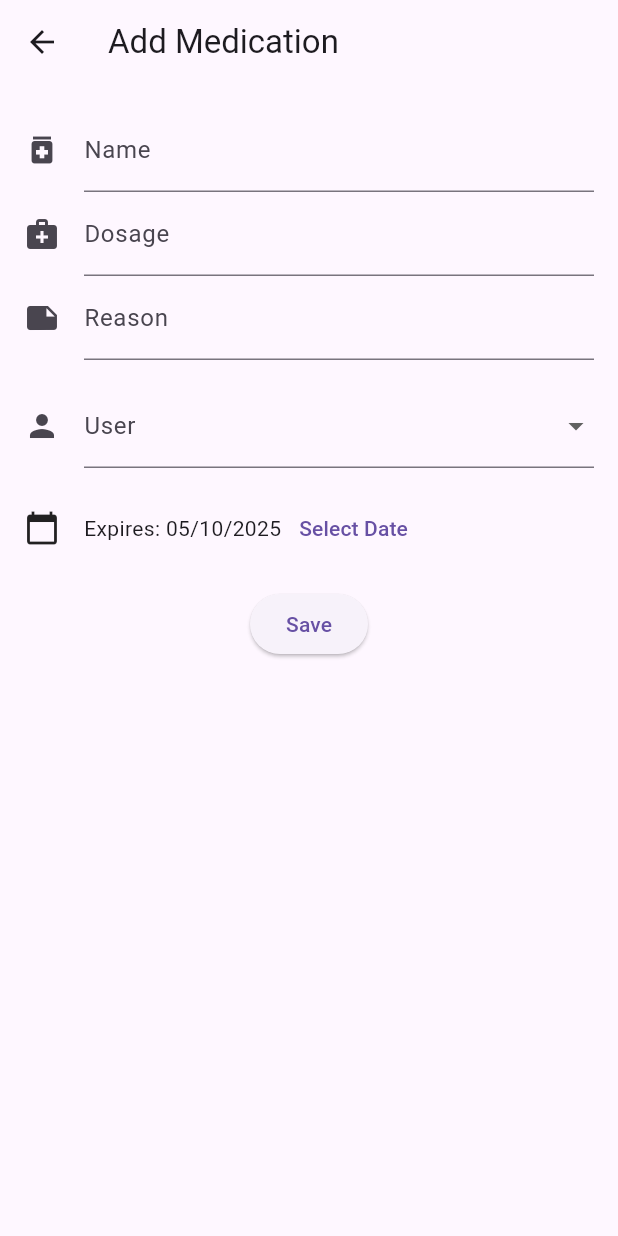
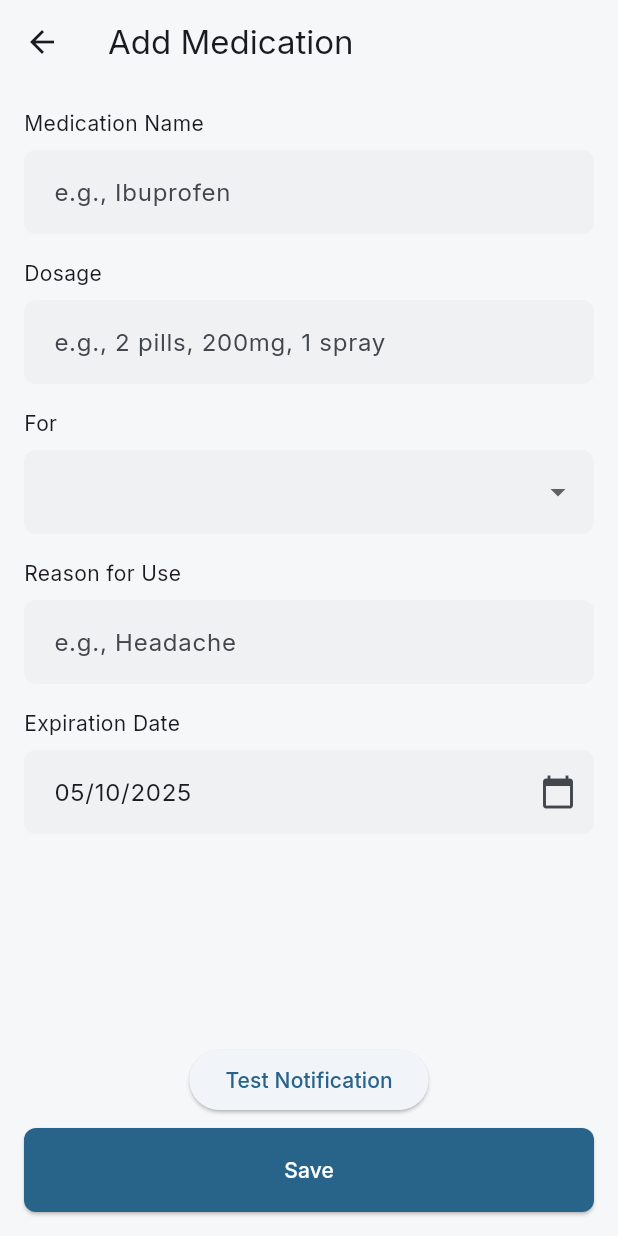
Before and after one commit to tangly/kura, a Flutter app: the screen it shows after launch, after a tap on the "add" icon, on a phone screen of 412 x 824 dp. Run offline on Flutter 3.47's test engine with Material 3 defaults, Android fonts, the light colour scheme and no system bars; our stand-ins replace equatable, flutter_local_notifications, flutter_riverpod, google_fonts, hive, hive_flutter and 1 more; accounts and stored records are empty.

Commit message:
new styles applied

```diff
--- a/lib/main.dart
+++ b/lib/main.dart
@@ -1,6 +1,7 @@
 import 'package:flutter/material.dart';
 import 'package:flutter_local_notifications/flutter_local_notifications.dart';
 import 'package:flutter_riverpod/flutter_riverpod.dart';
+import 'package:google_fonts/google_fonts.dart';
 import 'package:hive_flutter/hive_flutter.dart';
 import 'package:kura/src/models/medication.dart';
 import 'package:kura/src/models/user.dart';
@@ -21,11 +22,46 @@ class MyApp extends StatelessWidget {
 
   @override
   Widget build(BuildContext context) {
+    const primaryColor = Color(0xFF1193d4);
+
+    final lightTheme = ThemeData.light(useMaterial3: true).copyWith(
+      colorScheme: ColorScheme.fromSeed(
+        seedColor: primaryColor,
+        surface: const Color(0xFFf6f7f8),
+      ),
+      scaffoldBackgroundColor: const Color(0xFFf6f7f8),
+      textTheme: GoogleFonts.interTextTheme(),
+      cardTheme: CardThemeData(
+        shape: RoundedRectangleBorder(
+          borderRadius: BorderRadius.circular(12),
+        ),
+        color: Colors.white,
+      ),
+    );
+
+    final darkTheme = ThemeData.dark(useMaterial3: true).copyWith(
+      colorScheme: ColorScheme.fromSeed(
+        seedColor: primaryColor,
+        brightness: Brightness.dark,
+        surface: const Color(0xFF101c22),
+      ),
+      scaffoldBackgroundColor: const Color(0xFF101c22),
+      textTheme: GoogleFonts.interTextTheme(
+        ThemeData(brightness: Brightness.dark).textTheme,
+      ),
+      cardTheme: CardThemeData(
+        shape: RoundedRectangleBorder(
+          borderRadius: BorderRadius.circular(12),
+        ),
+        color: const Color(0x80111827), // background-dark-900 with 50% opacity
+      ),
+    );
+
     return MaterialApp(
       title: 'Medication Manager',
-      theme: ThemeData(
-        primarySwatch: Colors.blue,
-      ),
+      theme: lightTheme,
+      darkTheme: darkTheme,
+      themeMode: ThemeMode.system,
       home: const MedicationListScreen(),
     );
   }
--- a/lib/src/services/notification_service.dart
+++ b/lib/src/services/notification_service.dart
@@ -1,3 +1,5 @@
+import 'package:kura/src/models/medication.dart';
+
 abstract class NotificationService {
   Future<void> init();
   Future<void> scheduleNotification({
@@ -8,4 +10,5 @@ abstract class NotificationService {
   });
   Future<void> cancelNotification(int id);
   Future<void> cancelAllNotificationsForMedication(int medicationId);
+  Future<void> scheduleNotificationsForMedication(Medication medication);
 }
--- a/lib/src/services/notification_service_impl.dart
+++ b/lib/src/services/notification_service_impl.dart
@@ -1,3 +1,4 @@
+import 'package:kura/src/models/medication.dart';
 import 'package:flutter_local_notifications/flutter_local_notifications.dart';
 import 'package:kura/src/services/notification_service.dart';
 import 'package:timezone/data/latest.dart' as tz;
@@ -66,4 +67,21 @@ class NotificationServiceImpl extends NotificationService {
       await cancelNotification(medicationId * 100 + days);
     }
   }
+
+  @override
+  Future<void> scheduleNotificationsForMedication(Medication medication) async {
+    await cancelAllNotificationsForMedication(medication.id!);
+    final notificationDays = [30, 15, 7, 3, 1];
+    for (final days in notificationDays) {
+      final scheduledDate = medication.expirationDate.subtract(Duration(days: days));
+      if (scheduledDate.isAfter(DateTime.now())) {
+        await scheduleNotification(
+          id: medication.id! * 100 + days,
+          title: 'Medication Expiration',
+          body: '${medication.name} will expire in $days days.',
+          scheduledDate: scheduledDate,
+        );
+      }
+    }
+  }
 }
--- a/lib/src/views/add_edit_medication_screen.dart
+++ b/lib/src/views/add_edit_medication_screen.dart
@@ -21,6 +21,7 @@ class _AddEditMedicationScreenState
   late final TextEditingController _nameController;
   late final TextEditingController _dosageController;
   late final TextEditingController _reasonController;
+  late final TextEditingController _expirationDateController;
   late DateTime _expirationDate;
   Medication? _medication;
   User? _selectedUser;
@@ -38,6 +39,8 @@ class _AddEditMedicationScreenState
     _dosageController = TextEditingController(text: _medication?.dosage);
     _reasonController = TextEditingController(text: _medication?.reason);
     _expirationDate = _medication?.expirationDate ?? DateTime.now();
+    _expirationDateController = TextEditingController(
+        text: DateFormat('dd/MM/yyyy').format(_expirationDate));
     _selectedUser = _medication?.user;
   }
 
@@ -46,6 +49,7 @@ class _AddEditMedicationScreenState
     _nameController.dispose();
     _dosageController.dispose();
     _reasonController.dispose();
+    _expirationDateController.dispose();
     super.dispose();
   }
 
@@ -59,6 +63,8 @@ class _AddEditMedicationScreenState
     if (picked != null && picked != _expirationDate) {
       setState(() {
         _expirationDate = picked;
+        _expirationDateController.text =
+            DateFormat('dd/MM/yyyy').format(_expirationDate);
       });
     }
   }
@@ -83,20 +89,8 @@ class _AddEditMedicationScreenState
       }
 
       final notificationService = ref.read(notificationServiceProvider);
-      await notificationService.cancelAllNotificationsForMedication(medication.id!);
-      final notificationDays = [30, 15, 7, 3, 1];
-      for (final days in notificationDays) {
-        final scheduledDate = _expirationDate.subtract(Duration(days: days));
-        if (scheduledDate.isAfter(DateTime.now())) {
-          await notificationService.scheduleNotification(
-            id: medication.id! * 100 + days,
-            title: 'Medication Expiration',
-            body: '${medication.name} will expire in $days days.',
-            scheduledDate: scheduledDate,
-          );
-        }
-      }
-      await ref.refresh(medicationListProvider.future);
+      await notificationService.scheduleNotificationsForMedication(medication);
+      final _ = await ref.refresh(medicationListProvider.future);
       if (mounted) {
         Navigator.of(context).pop();
       }
@@ -125,7 +119,7 @@ class _AddEditMedicationScreenState
     if (confirmed == true) {
       await ref.read(notificationServiceProvider).cancelAllNotificationsForMedication(_medication!.id!);
       await ref.read(medicationServiceProvider).deleteMedication(_medication!.id!);
-      await ref.refresh(medicationListProvider.future);
+      final _ = await ref.refresh(medicationListProvider.future);
       if (mounted) {
         Navigator.of(context).pop();
       }
@@ -134,6 +128,17 @@ class _AddEditMedicationScreenState
 
   @override
   Widget build(BuildContext context) {
+    final theme = Theme.of(context);
+    final inputDecoration = InputDecoration(
+      filled: true,
+      fillColor: theme.colorScheme.surfaceContainerHighest.withOpacity(0.3),
+      border: OutlineInputBorder(
+        borderRadius: BorderRadius.circular(8),
+        borderSide: BorderSide.none,
+      ),
+      contentPadding: const EdgeInsets.symmetric(horizontal: 16, vertical: 16),
+    );
+
     return Scaffold(
       appBar: AppBar(
         title: Text(
@@ -147,18 +152,18 @@ class _AddEditMedicationScreenState
             ),
         ],
       ),
-      body: Padding(
+      body: SingleChildScrollView(
         padding: const EdgeInsets.all(16.0),
         child: Form(
           key: _formKey,
           child: Column(
+            crossAxisAlignment: CrossAxisAlignment.start,
             children: [
+              const Text('Medication Name'),
+              const SizedBox(height: 8),
               TextFormField(
                 controller: _nameController,
-                decoration: const InputDecoration(
-                  labelText: 'Name',
-                  icon: Icon(Icons.medication),
-                ),
+                decoration: inputDecoration.copyWith(hintText: 'e.g., Ibuprofen'),
                 validator: (value) {
                   if (value == null || value.isEmpty) {
                     return 'Please enter a name';
@@ -166,31 +171,23 @@ class _AddEditMedicationScreenState
                   return null;
                 },
               ),
+              const SizedBox(height: 16),
+              const Text('Dosage'),
+              const SizedBox(height: 8),
               TextFormField(
                 controller: _dosageController,
-                decoration: const InputDecoration(
-                  labelText: 'Dosage',
-                  icon: Icon(Icons.medical_services),
-                ),
-              ),
-              TextFormField(
-                controller: _reasonController,
-                decoration: const InputDecoration(
-                  labelText: 'Reason',
-                  icon: Icon(Icons.note),
-                ),
+                decoration: inputDecoration.copyWith(hintText: 'e.g., 2 pills, 200mg, 1 spray'),
               ),
               const SizedBox(height: 16),
+              const Text('For'),
+              const SizedBox(height: 8),
               DropdownButtonFormField<User?>(
                 initialValue: _selectedUser,
-                decoration: const InputDecoration(
-                  labelText: 'User',
-                  icon: Icon(Icons.person),
-                ),
+                decoration: inputDecoration,
                 items: [
                   const DropdownMenuItem<User?>(
                     value: null,
-                    child: Text('For the whole family'),
+                    child: Text('Select Family Member'),
                   ),
                   ..._users.map((user) => DropdownMenuItem<User?>(
                         value: user,
@@ -204,26 +201,60 @@ class _AddEditMedicationScreenState
                 },
               ),
               const SizedBox(height: 16),
-              Row(
-                children: [
-                  const Icon(Icons.calendar_today),
-                  const SizedBox(width: 16),
-                  Text('Expires: ${DateFormat('dd/MM/yyyy').format(_expirationDate)}'),
-                  TextButton(
-                    onPressed: () => _selectExpirationDate(context),
-                    child: const Text('Select Date'),
-                  ),
-                ],
+              const Text('Reason for Use'),
+              const SizedBox(height: 8),
+              TextFormField(
+                controller: _reasonController,
+                decoration: inputDecoration.copyWith(hintText: 'e.g., Headache'),
               ),
               const SizedBox(height: 16),
-              ElevatedButton(
-                onPressed: _saveMedication,
-                child: const Text('Save'),
+              const Text('Expiration Date'),
+              const SizedBox(height: 8),
+              TextFormField(
+                controller: _expirationDateController,
+                readOnly: true,
+                onTap: () => _selectExpirationDate(context),
+                decoration: inputDecoration.copyWith(
+                  suffixIcon: const Icon(Icons.calendar_today),
+                ),
               ),
             ],
           ),
         ),
       ),
+      bottomNavigationBar: Padding(
+        padding: const EdgeInsets.all(16.0),
+        child: Column(
+          mainAxisSize: MainAxisSize.min,
+          children: [
+            ElevatedButton(
+              onPressed: () {
+                final notificationService = ref.read(notificationServiceProvider);
+                notificationService.scheduleNotification(
+                  id: 999,
+                  title: 'Test Notification',
+                  body: 'This is a test notification.',
+                  scheduledDate: DateTime.now().add(const Duration(seconds: 5)),
+                );
+              },
+              child: const Text('Test Notification'),
+            ),
+            const SizedBox(height: 8),
+            ElevatedButton(
+              onPressed: _saveMedication,
+              style: ElevatedButton.styleFrom(
+                backgroundColor: theme.colorScheme.primary,
+                foregroundColor: theme.colorScheme.onPrimary,
+                minimumSize: const Size(double.infinity, 56),
+                shape: RoundedRectangleBorder(
+                  borderRadius: BorderRadius.circular(8),
+                ),
+              ),
+              child: const Text('Save'),
+            ),
+          ],
+        ),
+      ),
     );
   }
 }
--- a/lib/src/views/medication_list_screen.dart
+++ b/lib/src/views/medication_list_screen.dart
@@ -1,10 +1,8 @@
 import 'package:flutter/material.dart';
 import 'package:flutter_riverpod/flutter_riverpod.dart';
-import 'package:kura/src/models/medication.dart';
-import 'package:kura/src/models/user.dart';
 import 'package:kura/src/providers.dart';
 import 'package:kura/src/views/add_edit_medication_screen.dart';
-import 'package:kura/src/widgets/medication_list_item.dart';
+import 'package:kura/src/widgets/medication_card.dart';
 
 class MedicationListScreen extends ConsumerWidget {
   const MedicationListScreen({super.key});
@@ -12,32 +10,67 @@ class MedicationListScreen extends ConsumerWidget {
   @override
   Widget build(BuildContext context, WidgetRef ref) {
     final medicationList = ref.watch(medicationListProvider);
+    final theme = Theme.of(context);
 
     return Scaffold(
-      appBar: AppBar(title: const Text('Medications')),
-      body: medicationList.when(
-        data: (medications) {
-          final groupedMedications = <User?, List<Medication>>{};
-          for (final medication in medications) {
-            (groupedMedications[medication.user] ??= []).add(medication);
-          }
-
-          final userGroups = groupedMedications.keys.toList()
-            ..sort((a, b) => (a?.name ?? '').compareTo(b?.name ?? ''));
-
-          return RefreshIndicator(
+      appBar: AppBar(
+        title: const Text('Medications'),
+        actions: [
+          IconButton(
+            icon: const Icon(Icons.add, size: 32),
+            onPressed: () {
+              Navigator.of(context).push(
+                MaterialPageRoute(
+                  builder: (context) => const AddEditMedicationScreen(),
+                ),
+              );
+            },
+          ),
+        ],
+      ),
+      body: Column(
+        children: [
+          Padding(
+            padding: const EdgeInsets.symmetric(horizontal: 16.0, vertical: 8.0),
+            child: Row(
+              mainAxisAlignment: MainAxisAlignment.spaceBetween,
+              children: [
+                Text('Filter by:', style: theme.textTheme.bodyMedium),
+                Row(
+                  children: [
+                    ElevatedButton(
+                      onPressed: () {},
+                      style: ElevatedButton.styleFrom(
+                        backgroundColor: theme.colorScheme.primary.withOpacity(0.1),
+                        foregroundColor: theme.colorScheme.primary,
+                      ),
+                      child: const Text('All'),
+                    ),
+                    const SizedBox(width: 8),
+                    OutlinedButton(
+                      onPressed: () {},
+                      child: const Text('Active'),
+                    ),
+                    const SizedBox(width: 8),
+                    OutlinedButton(
+                      onPressed: () {},
+                      child: const Text('Expired'),
+                    ),
+                  ],
+                ),
+              ],
+            ),
+          ),
+          Expanded(
+            child: medicationList.when(
+              data: (medications) => RefreshIndicator(
                 onRefresh: () => ref.refresh(medicationListProvider.future),
                 child: ListView.builder(
-              itemCount: userGroups.length,
+                  padding: const EdgeInsets.all(8),
+                  itemCount: medications.length,
                   itemBuilder: (context, index) {
-                final user = userGroups[index];
-                final userMedications = groupedMedications[user]!;
-
-                return ExpansionTile(
-                  title: Text(user?.name ?? 'For the whole family'),
-                  initiallyExpanded: true,
-                  children: userMedications
-                      .map((medication) => InkWell(
+                    final medication = medications[index];
+                    return InkWell(
                       onTap: () {
                         Navigator.of(context).push(
                           MaterialPageRoute(
@@ -46,26 +79,43 @@ class MedicationListScreen extends ConsumerWidget {
                           ),
                         );
                       },
-                            child: MedicationListItem(medication: medication),
-                          ))
-                      .toList(),
+                      child: Padding(
+                        padding: const EdgeInsets.symmetric(vertical: 4.0),
+                        child: MedicationCard(medication: medication),
+                      ),
                     );
                   },
                 ),
-          );
-        },
+              ),
               loading: () => const Center(child: CircularProgressIndicator()),
               error: (error, stackTrace) => Center(child: Text('Error: $error')),
             ),
-      floatingActionButton: FloatingActionButton(
-        onPressed: () {
-          Navigator.of(context).push(
-            MaterialPageRoute(
-              builder: (context) => const AddEditMedicationScreen(),
           ),
-          );
-        },
-        child: const Icon(Icons.add),
+        ],
+      ),
+      bottomNavigationBar: BottomNavigationBar(
+        items: const <BottomNavigationBarItem>[
+          BottomNavigationBarItem(
+            icon: Icon(Icons.medication),
+            label: 'Medications',
+          ),
+          BottomNavigationBarItem(
+            icon: Icon(Icons.group),
+            label: 'Family',
+          ),
+          BottomNavigationBarItem(
+            icon: Icon(Icons.notifications),
+            label: 'Reminders',
+          ),
+          BottomNavigationBarItem(
+            icon: Icon(Icons.settings),
+            label: 'Settings',
+          ),
+        ],
+        currentIndex: 0,
+        selectedItemColor: theme.colorScheme.primary,
+        unselectedItemColor: Colors.grey,
+        showUnselectedLabels: true,
       ),
     );
   }
--- a/pubspec.yaml
+++ b/pubspec.yaml
@@ -42,6 +42,7 @@ dependencies:
   flutter_local_notifications: ^19.4.2
   equatable: ^2.0.7
   timezone: ^0.10.1
+  google_fonts: ^6.3.2
 
 dev_dependencies:
   flutter_test:
@@ -61,6 +62,7 @@ dev_dependencies:
 # following page: https://dart.dev/tools/pub/pubspec
 
 # The following section is specific to Flutter packages.
+  flutter_local_notifications_platform_interface: any
 flutter:
 
   # The following line ensures that the Material Icons font is
```
Also changed, not shown: lib/src/widgets/medication_card.dart (added, +70 -0 lines), lib/src/widgets/medication_list_item.dart (deleted, +0 -45 lines), .gemini/settings.json, design/add_new_medication/screen.png (added), design/medication_list/screen.png (added), pubspec.lock, 9 other files. Lines whose indentation alone changed are shown as unchanged.
